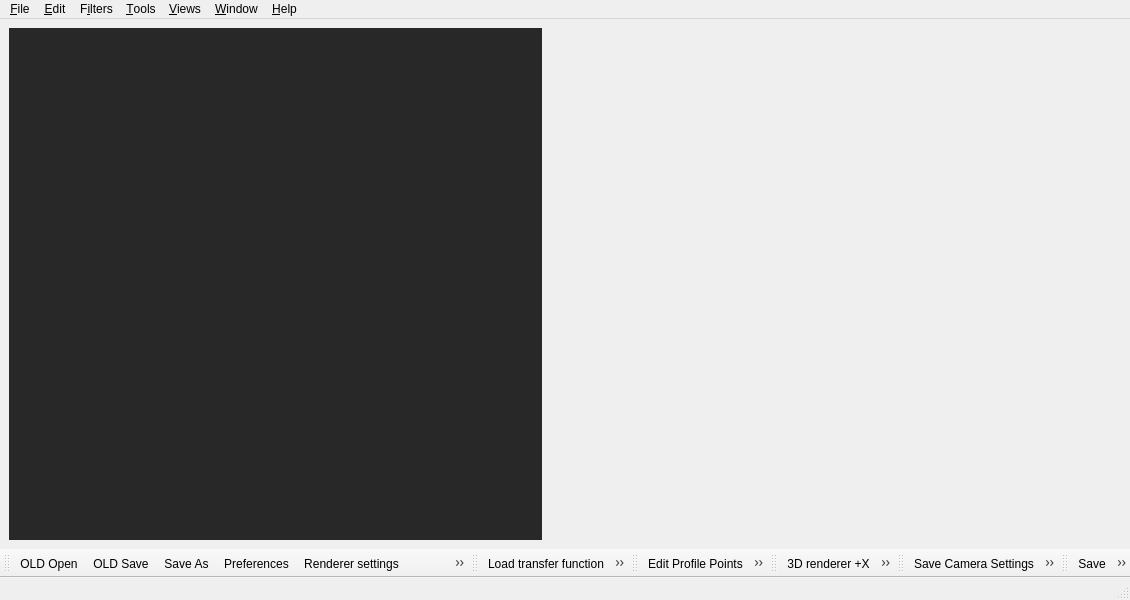
Qt form libs/gui/Mainwindow.ui (3dct/open_iA) before a commit.
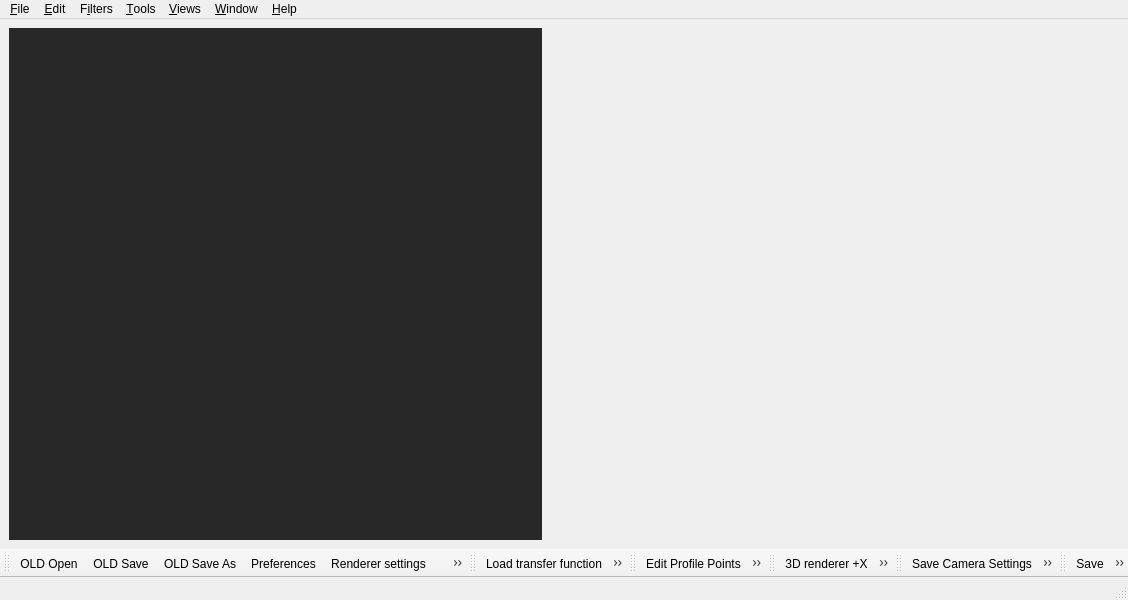
The same form after that commit. Icons and pictures are not drawn.

Patch:
```diff
--- a/libs/gui/Mainwindow.ui
+++ b/libs/gui/Mainwindow.ui
@@ -6,7 +6,7 @@
    <rect>
     <x>0</x>
     <y>0</y>
-    <width>1130</width>
+    <width>1128</width>
     <height>600</height>
    </rect>
   </property>
@@ -54,7 +54,7 @@
     <rect>
      <x>0</x>
      <y>0</y>
-     <width>1130</width>
+     <width>1128</width>
      <height>22</height>
     </rect>
    </property>
@@ -407,7 +407,7 @@
      <normaloff>:/images/saveas.png</normaloff>:/images/saveas.png</iconset>
    </property>
    <property name="text">
-    <string>Save &amp;As...</string>
+    <string>OLD Save &amp;As...</string>
    </property>
    <property name="toolTip">
     <string>Save the document under a new name</string>
```
Left out of the diff: 70 changed lines with no effect on the pictures.
